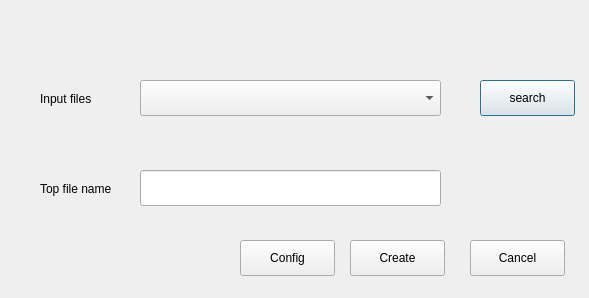
The window that src/UI/UIs/Top_file_generator_UI.ui (DRubioG/HDLHelper) describes before a commit, drawn with Qt 5.
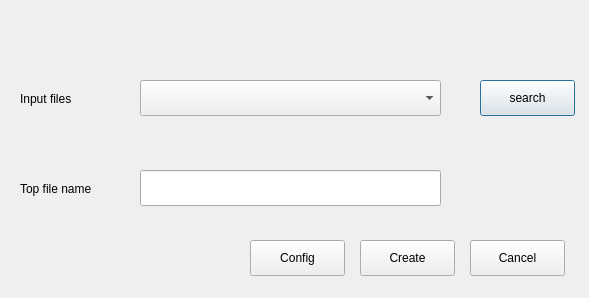
The same window after the commit.

```diff
--- a/src/UI/UIs/Top_file_generator_UI.ui
+++ b/src/UI/UIs/Top_file_generator_UI.ui
@@ -16,7 +16,7 @@
   <widget class="QLabel" name="label">
    <property name="geometry">
     <rect>
-     <x>40</x>
+     <x>20</x>
      <y>90</y>
      <width>81</width>
      <height>17</height>
@@ -29,9 +29,9 @@
   <widget class="QLabel" name="label_2">
    <property name="geometry">
     <rect>
-     <x>40</x>
+     <x>20</x>
      <y>180</y>
-     <width>91</width>
+     <width>111</width>
      <height>17</height>
     </rect>
    </property>
@@ -88,7 +88,7 @@
   <widget class="QPushButton" name="pushButton_create">
    <property name="geometry">
     <rect>
-     <x>350</x>
+     <x>360</x>
      <y>240</y>
      <width>95</width>
      <height>36</height>
@@ -101,7 +101,7 @@
   <widget class="QPushButton" name="pushButton_config">
    <property name="geometry">
     <rect>
-     <x>240</x>
+     <x>250</x>
      <y>240</y>
      <width>95</width>
      <height>36</height>
```
Left out of the diff: 17 changed lines with no effect on the pictures.
